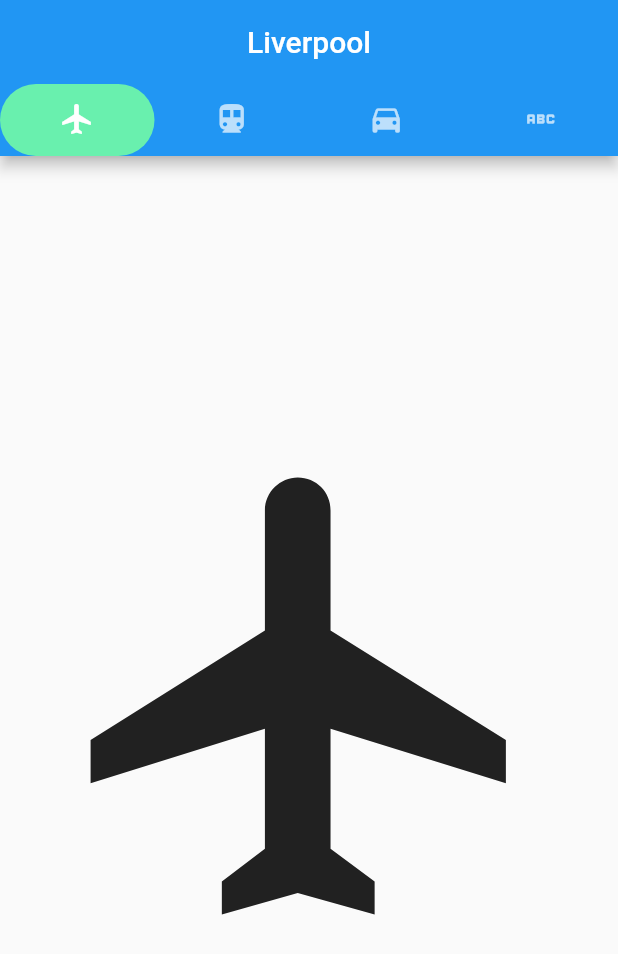
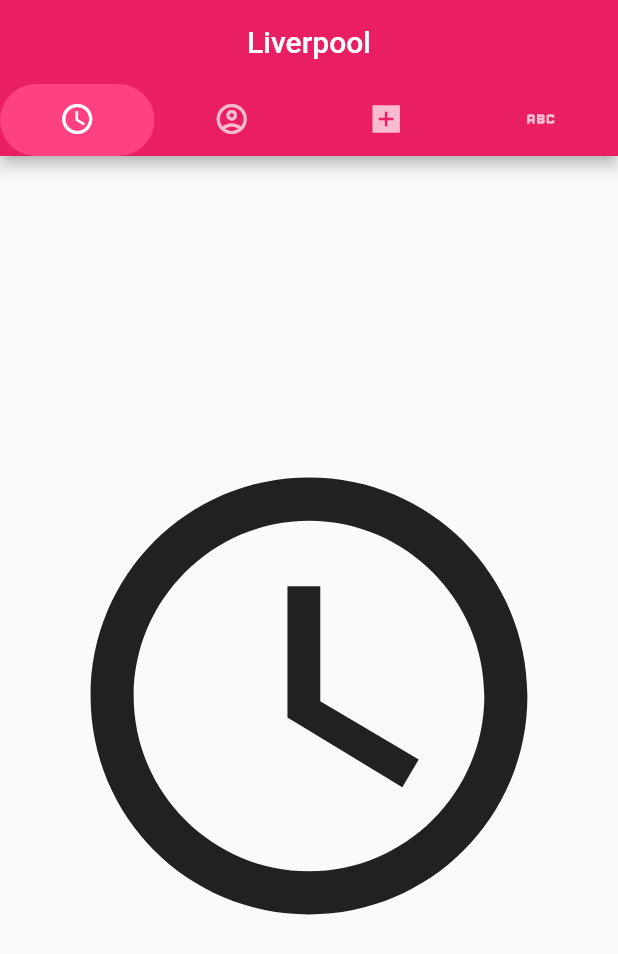
Before and after one commit to AlemanCabralesJorge/TapBar_act5, a Flutter app: the screen it shows after launch, on a phone screen of 412 x 824 dp. Shown: the top 954 px of the screen. Run offline on Flutter 3.47's test engine with Material 2 defaults, Android fonts, the phone set to English and light mode, and no system bars.

Commit message:
tabBarV3

```diff
--- a/lib/main.dart
+++ b/lib/main.dart
@@ -12,7 +12,7 @@ class MyApp extends StatelessWidget {
       title: 'Pestaña TapBar',
       theme: ThemeData(
         // This is the theme of your application.
-        primarySwatch: Colors.blue,
+        primarySwatch: Colors.pink,
       ),
       home: MyHomePage(),
     );
@@ -36,11 +36,11 @@ class _MyHomePageState extends State<MyHomePage> {
           bottom: TabBar(
             indicator: BoxDecoration(
                 borderRadius: BorderRadius.circular(50), // Creates border
-                color: Colors.greenAccent),
+                color: Colors.pinkAccent),
             tabs: [
-              Tab(icon: Icon(Icons.flight)),
-              Tab(icon: Icon(Icons.directions_transit)),
-              Tab(icon: Icon(Icons.directions_car)),
+              Tab(icon: Icon(Icons.access_time)),
+              Tab(icon: Icon(Icons.account_circle_outlined)),
+              Tab(icon: Icon(Icons.add_box_sharp)),
               Tab(icon: Icon(Icons.abc)),
             ],
           ),
@@ -49,9 +49,9 @@ class _MyHomePageState extends State<MyHomePage> {
         ),
         body: TabBarView(
           children: [
-            Icon(Icons.flight, size: 350),
-            Icon(Icons.directions_transit, size: 350),
-            Icon(Icons.directions_car, size: 350),
+            Icon(Icons.access_time, size: 350),
+            Icon(Icons.account_circle_outlined, size: 350),
+            Icon(Icons.add_box_sharp, size: 350),
             Icon(Icons.abc, size: 350),
           ],
         ),
```
